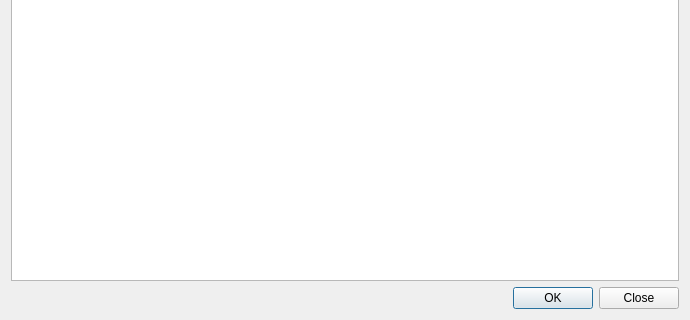
Above: src/addressbook.ui from z-bitcoinz/BitcoinZ_Blue before the change; both pictures show x 0 to 690 and y 242 to 562 of the 690 by 562 pixel window. Below: the same form after it.
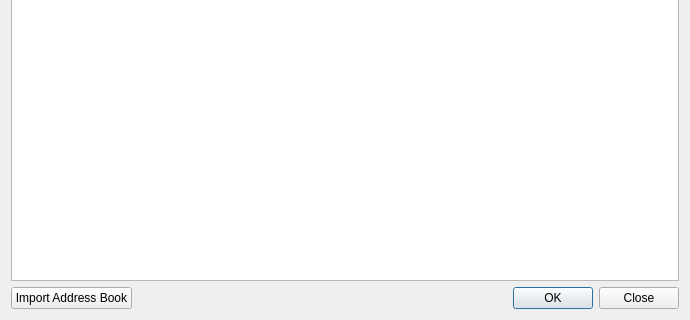
That is the form after the change.

Commit message: #85 Import address book

Patch:
```diff
--- a/src/addressbook.ui
+++ b/src/addressbook.ui
@@ -88,6 +88,15 @@
     </widget>
    </item>
    <item>
+    <layout class="QHBoxLayout" name="horizontalLayout_2">
+     <item>
+      <widget class="QPushButton" name="btnImport">
+       <property name="text">
+        <string>Import Address Book</string>
+       </property>
+      </widget>
+     </item>
+     <item>
     <widget class="QDialogButtonBox" name="buttonBox">
      <property name="orientation">
       <enum>Qt::Horizontal</enum>
@@ -96,6 +105,8 @@
       <set>QDialogButtonBox::Close|QDialogButtonBox::Ok</set>
      </property>
     </widget>
+     </item>
+    </layout>
    </item>
   </layout>
  </widget>
```
Lines whose indentation alone changed are shown as unchanged. The commit also changes 1 other file.
